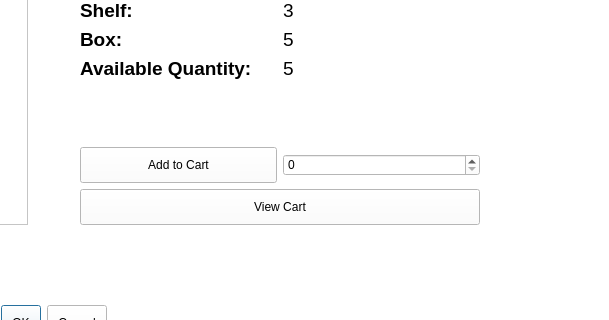
arc-bphc/sims-gui, file inventory.ui: the form before one commit; both pictures show x 501 to 1110 and y 248 to 568 of the 1110 by 672 pixel window.
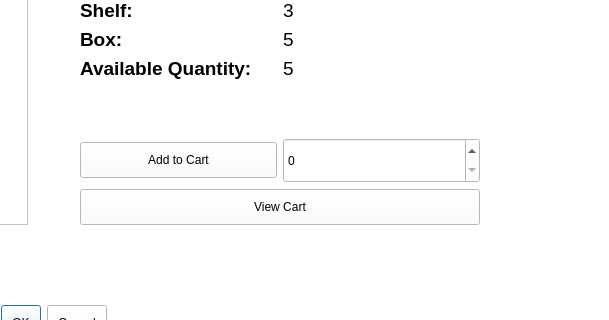
The form after the commit.

Commit message: Gave sensible names to labels

Patch:
```diff
--- a/inventory.ui
+++ b/inventory.ui
@@ -116,7 +116,7 @@
           <property name="minimumSize">
            <size>
             <width>0</width>
-            <height>0</height>
+            <height>45</height>
            </size>
           </property>
          </widget>
@@ -233,7 +233,7 @@
           </property>
          </widget>
         </item>
-        <item row="7" column="0">
+        <item row="7" column="0" colspan="2">
          <spacer name="verticalSpacer_5">
           <property name="orientation">
            <enum>Qt::Vertical</enum>
```
Left out of the diff: 18 changed lines with no effect on the pictures. The commit also changes 5 other files.
